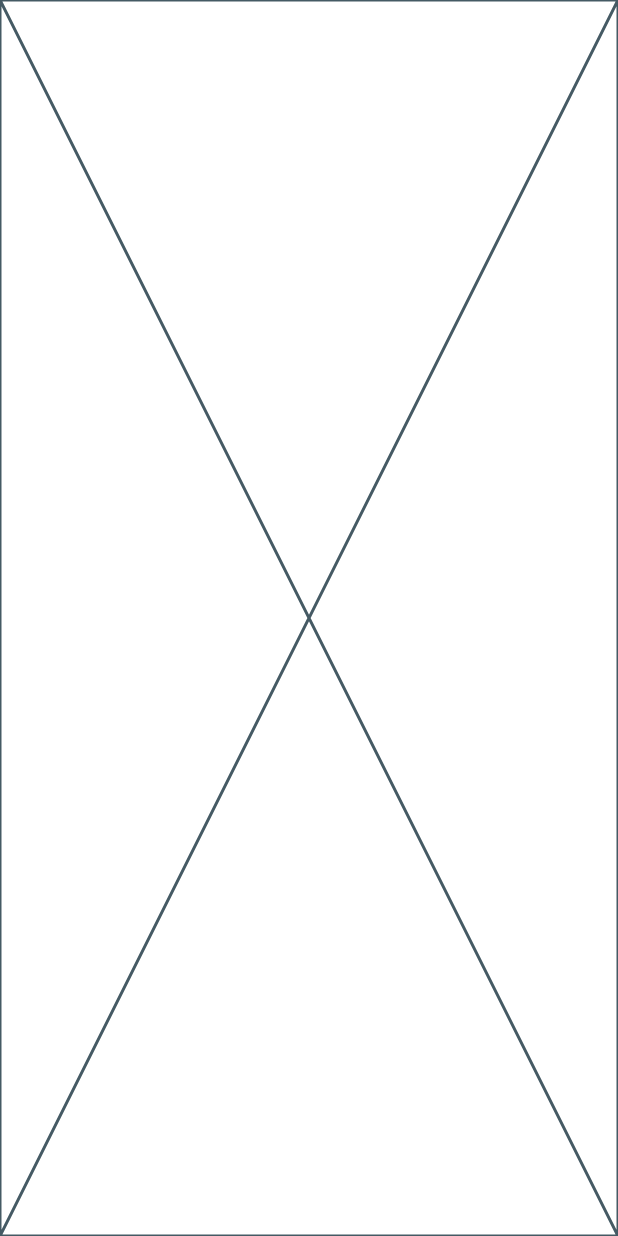
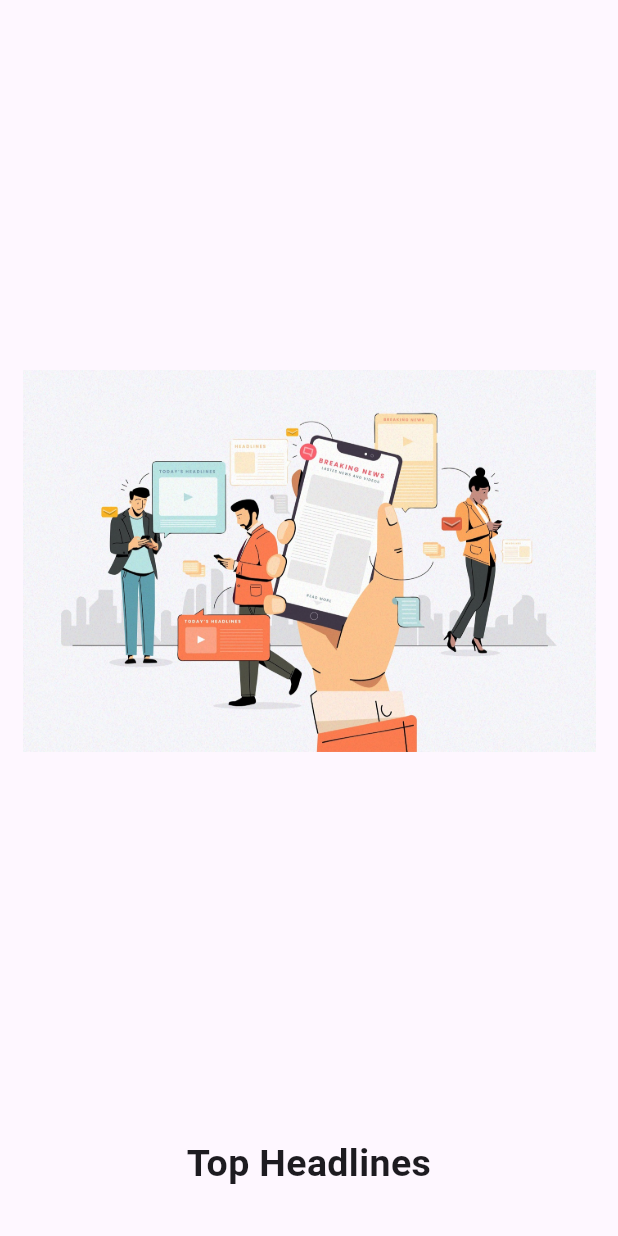
Before and after one commit to safaanwar1122/Flutter-NewsApp-using-rest-APIs, a Flutter app: the screen it shows after launch, on a phone screen of 412 x 824 dp. Run offline on Flutter 3.47's test engine with Material 2 defaults, Android fonts, the phone set to English and light mode, and no system bars.

Commit message:
3 commit

```diff
--- a/lib/Screens/splash_screen.dart
+++ b/lib/Screens/splash_screen.dart
@@ -1,10 +1,54 @@
 import 'package:flutter/material.dart';
 
-class SplashScreen extends StatelessWidget {
-  const ({Key? key}) : super(key: key);
+class SplashScreen extends StatefulWidget {
+  const SplashScreen({Key? key}) : super(key: key);
 
   @override
+  State<SplashScreen> createState() => _SplashScreenState();
+}
+
+class _SplashScreenState extends State<SplashScreen> {
+
+
+  @override
+  void initState() {
+    // TODO: implement initState
+    super.initState();
+
+  }
+  @override
   Widget build(BuildContext context) {
-    return const Placeholder();
+    return Scaffold(
+      body: Column(
+        mainAxisAlignment: MainAxisAlignment.center,
+        crossAxisAlignment: CrossAxisAlignment.center,
+        children: [
+          Expanded(
+            child: Padding(
+              padding: const EdgeInsets.all(15.0),
+              child: Center(
+                child: Image(
+                  image: AssetImage('images/splash_pic.jpg'),
+                  fit: BoxFit.cover,
+                ),
+              ),
+            ),
+          ),
+          SizedBox(height: 10,),
+          Align(
+            alignment: Alignment.center,
+            child: Center(
+              child: Text(
+                'Top Headlines', textAlign: TextAlign.center,
+                style: TextStyle(
+                  fontWeight: FontWeight.bold, fontSize: 25,
+                ),
+              ),
+            ),
+          ),
+          SizedBox(height: 30,),
+        ],
+      ),
+    );
   }
 }
--- a/pubspec.yaml
+++ b/pubspec.yaml
@@ -64,8 +64,8 @@ flutter:
   uses-material-design: true
 
   # To add assets to your application, add an assets section, like this:
-  # assets:
-  #   - images/a_dot_burr.jpeg
+  assets:
+    - images/
   #   - images/a_dot_ham.jpeg
 
   # An image asset can refer to one or more resolution-specific "variants", see
```
